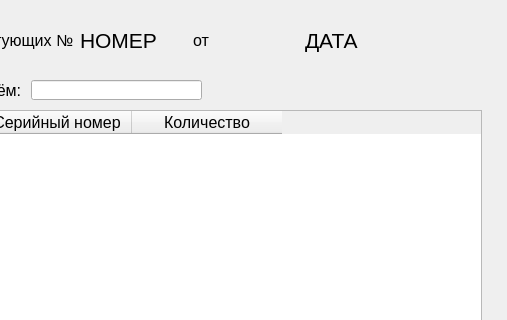
kerniee/abp_final_plz_work, file qt_version/ui/add_parts_form.ui: the form before one commit; both pictures show x 189 to 696 and y 0 to 320 of the 696 by 505 pixel window.
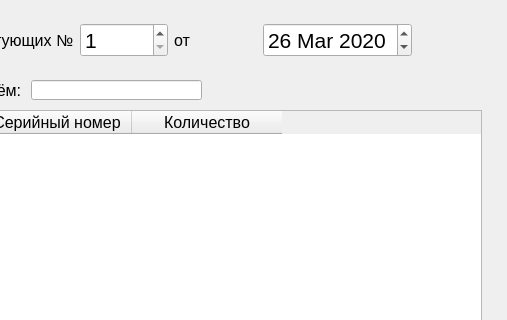
The form after the commit.

Commit message: обновление формы

The edit to the form file:
```diff
--- a/qt_version/ui/add_parts_form.ui
+++ b/qt_version/ui/add_parts_form.ui
@@ -10,6 +10,11 @@
     <height>505</height>
    </rect>
   </property>
+  <property name="font">
+   <font>
+    <pointsize>16</pointsize>
+   </font>
+  </property>
   <property name="windowTitle">
    <string>Загрузка данных</string>
   </property>
@@ -85,14 +90,12 @@
       </widget>
      </item>
      <item>
-      <widget class="QLabel" name="label_5">
-       <property name="font">
-        <font>
-         <pointsize>16</pointsize>
-        </font>
+      <widget class="QSpinBox" name="spinBox">
+       <property name="minimum">
+        <number>1</number>
        </property>
-       <property name="text">
-        <string>НОМЕР</string>
+       <property name="maximum">
+        <number>60000</number>
        </property>
       </widget>
      </item>
@@ -109,14 +112,18 @@
       </widget>
      </item>
      <item>
-      <widget class="QLabel" name="label_7">
+      <widget class="QDateEdit" name="dateEdit">
        <property name="font">
         <font>
          <pointsize>16</pointsize>
         </font>
        </property>
-       <property name="text">
-        <string>ДАТА</string>
+       <property name="date">
+        <date>
+         <year>2020</year>
+         <month>3</month>
+         <day>26</day>
+        </date>
        </property>
       </widget>
      </item>
```
Left out of the diff: 2 changed lines with no effect on the pictures.
